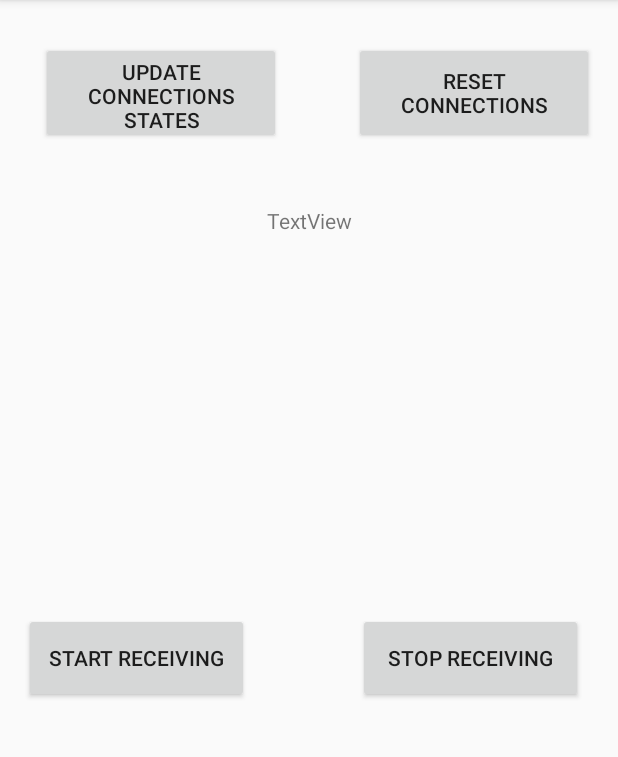
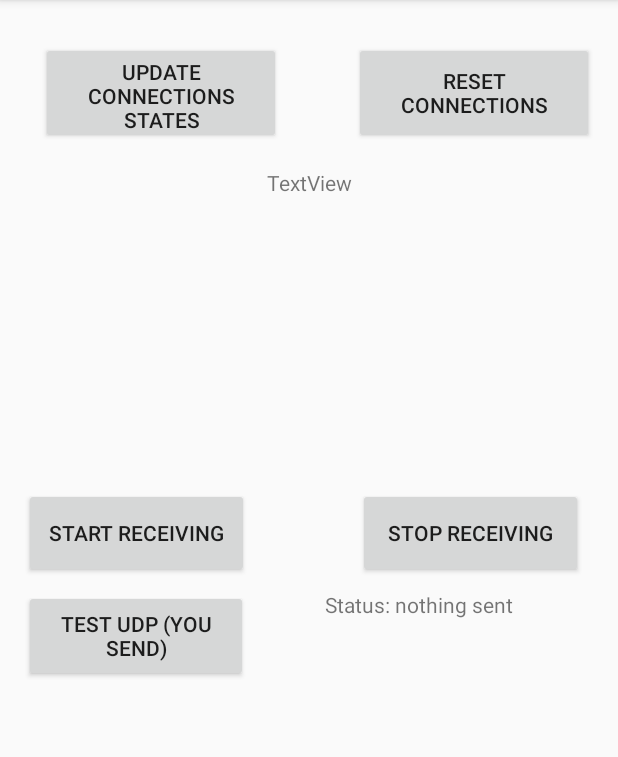
Before and after one commit to gstalder/AndroidBeamforming, an Android app: the HostActivity screen opened directly, with no data from a screen before it, on a phone screen of 412 x 824 dp, the part 84-841 px from its top. Run offline under Robolectric (Android 15) with nearby library versions, the phone set to English and light mode, and no system bars; network calls fail; 2 statements that could not run were skipped.

Commit message:
Status in Client hinzugefügt

```diff
--- a/app/src/main/java/ch/ethz/tik/androidbeamforming/HostActivity.java
+++ b/app/src/main/java/ch/ethz/tik/androidbeamforming/HostActivity.java
@@ -48,6 +48,8 @@ public class HostActivity extends AppCompatActivity implements ConnectionInfoLis
     private Button startReceiving;
     private Button stopReceiving;
     private Button resetConnections;
+    private Button udpTest;
+    public TextView udpStatus;
     private WifiP2pDevice ownDevice;
     private String ownDeviceName;
 
@@ -105,6 +107,8 @@ public class HostActivity extends AppCompatActivity implements ConnectionInfoLis
         startReceiving = (Button) this.findViewById(R.id.startReceiving);
         stopReceiving = (Button) this.findViewById(R.id.stopReceiving);
         resetConnections = (Button) this.findViewById(R.id.resetConnections);
+        udpTest = (Button) this.findViewById(R.id.udpTest);
+        udpStatus = (TextView) this.findViewById(R.id.udpStatus);
 
         connectionAcceptThread = new Thread(new Runnable() {
             public void run() {
@@ -166,7 +170,7 @@ public class HostActivity extends AppCompatActivity implements ConnectionInfoLis
                 for (int i = 0; i < socketToFileList.size(); i++)
                     socketToFileList.get(i).Start();
 
-                udpBroadcast.send(MainActivity.START_CLIENT_TRANSMISSION);
+                udpBroadcast.send(MainActivity.START_CLIENT_TRANSMISSION, udpStatus);
 
             }
         });
@@ -175,6 +179,14 @@ public class HostActivity extends AppCompatActivity implements ConnectionInfoLis
             @Override
             public void onClick(View v){
                 stopAndClose();
+            }
+        });
+
+        udpTest.setOnClickListener(new OnClickListener() {
+            @Override
+            public void onClick(View v) {
+                udpStatus.setText("Status: trying to send");
+                udpBroadcast.send(MainActivity.START_CLIENT_TRANSMISSION, udpStatus);
             }
         });
 
--- a/app/src/main/java/ch/ethz/tik/androidbeamforming/UDPBroadcast.java
+++ b/app/src/main/java/ch/ethz/tik/androidbeamforming/UDPBroadcast.java
@@ -1,6 +1,8 @@
 package ch.ethz.tik.androidbeamforming;
 
 import android.widget.TextView;
+
+import org.w3c.dom.Text;
 
 import java.io.IOException;
 import java.net.DatagramPacket;
@@ -32,7 +34,7 @@ public class UDPBroadcast {
 
     }
 
-    public void send (String message) {
+    public void send (String message, final TextView textView) {
 
         byte[] sendData = message.getBytes();
         DatagramPacket sendPacket = null;
@@ -56,6 +58,7 @@ public class UDPBroadcast {
 
                 try {
                     socket.send(finalSendPacket);
+                    textView.setText("Status: UDP package sent");
                 } catch (IOException e) {
                     e.printStackTrace();
                 }
@@ -91,7 +94,6 @@ public class UDPBroadcast {
                     if(receivedData.equals(listenData)) hasReceived = true;
                     textView.setText("UDP arrived " + hasReceived);
                 }
-
             }
         }, "Connection Accepting Thread");
         listenThread.start();
--- a/app/src/main/res/layout/activity_host.xml
+++ b/app/src/main/res/layout/activity_host.xml
@@ -33,13 +33,12 @@
         android:id="@+id/ownName"
         android:layout_width="250dp"
         android:layout_height="46dp"
-        android:layout_marginTop="41dp"
+        android:layout_marginTop="16dp"
         android:text="TextView"
         android:textAlignment="center"
         app:layout_constraintLeft_toLeftOf="parent"
         app:layout_constraintRight_toRightOf="parent"
-        app:layout_constraintTop_toBottomOf="@+id/resetConnections"
-        app:layout_constraintHorizontal_bias="0.501" />
+        app:layout_constraintTop_toBottomOf="@+id/resetConnections" />
 
     <Button
         android:id="@+id/startReceiving"
@@ -48,7 +47,7 @@
         android:layout_height="60dp"
         app:layout_constraintLeft_toLeftOf="parent"
         android:layout_marginLeft="16dp"
-        android:layout_marginTop="49dp"
+        android:layout_marginTop="9dp"
         app:layout_constraintTop_toBottomOf="@+id/peersStatus_listview" />
 
     <Button
@@ -57,7 +56,7 @@
         android:layout_width="150dp"
         android:layout_height="60dp"
         app:layout_constraintRight_toRightOf="parent"
-        android:layout_marginTop="49dp"
+        android:layout_marginTop="9dp"
         app:layout_constraintTop_toBottomOf="@+id/peersStatus_listview"
         app:layout_constraintLeft_toRightOf="@+id/startReceiving"
         android:layout_marginLeft="8dp"
@@ -68,13 +67,33 @@
         android:layout_width="313dp"
         android:layout_height="150dp"
         android:layout_marginLeft="27dp"
-        android:layout_marginTop="26dp"
+        android:layout_marginRight="8dp"
+        android:layout_marginTop="8dp"
+        app:layout_constraintHorizontal_bias="0.25"
         app:layout_constraintLeft_toLeftOf="parent"
-        app:layout_constraintTop_toBottomOf="@+id/ownName"
-        android:layout_marginRight="8dp"
         app:layout_constraintRight_toRightOf="parent"
-        app:layout_constraintHorizontal_bias="0.25"></ListView>
+        app:layout_constraintTop_toBottomOf="@+id/ownName"></ListView>
 
+    <Button
+        android:id="@+id/udpTest"
+        android:layout_width="149dp"
+        android:layout_height="61dp"
+        android:text="Test UDP (you send)"
+        android:layout_marginTop="8dp"
+        app:layout_constraintTop_toBottomOf="@+id/startReceiving"
+        android:layout_marginLeft="16dp"
+        app:layout_constraintLeft_toLeftOf="parent" />
+
+    <TextView
+        android:id="@+id/udpStatus"
+        android:layout_width="150dp"
+        android:layout_height="62dp"
+        android:text="Status: nothing sent"
+        android:layout_marginTop="8dp"
+        app:layout_constraintTop_toBottomOf="@+id/stopReceiving"
+        app:layout_constraintLeft_toRightOf="@+id/udpTest"
+        android:layout_marginLeft="51dp"
+        tools:layout_editor_absoluteY="391dp" />
 
 
 </android.support.constraint.ConstraintLayout>
```
Also changed, not shown: app/src/main/java/ch/ethz/tik/androidbeamforming/ClientActivity.java (+14 -1 lines), app/src/main/java/ch/ethz/tik/androidbeamforming/ClientDirectBroadcastReceiver.java (+4 -4 lines), app/src/main/res/layout/activity_client.xml (+18 -0 lines).
